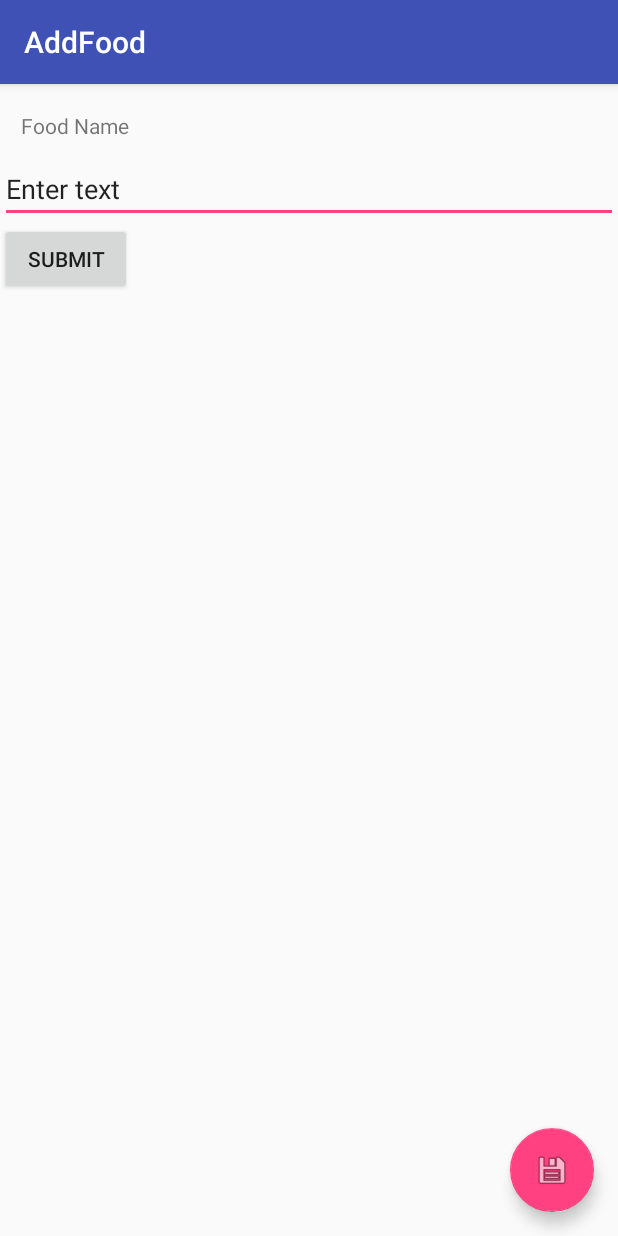
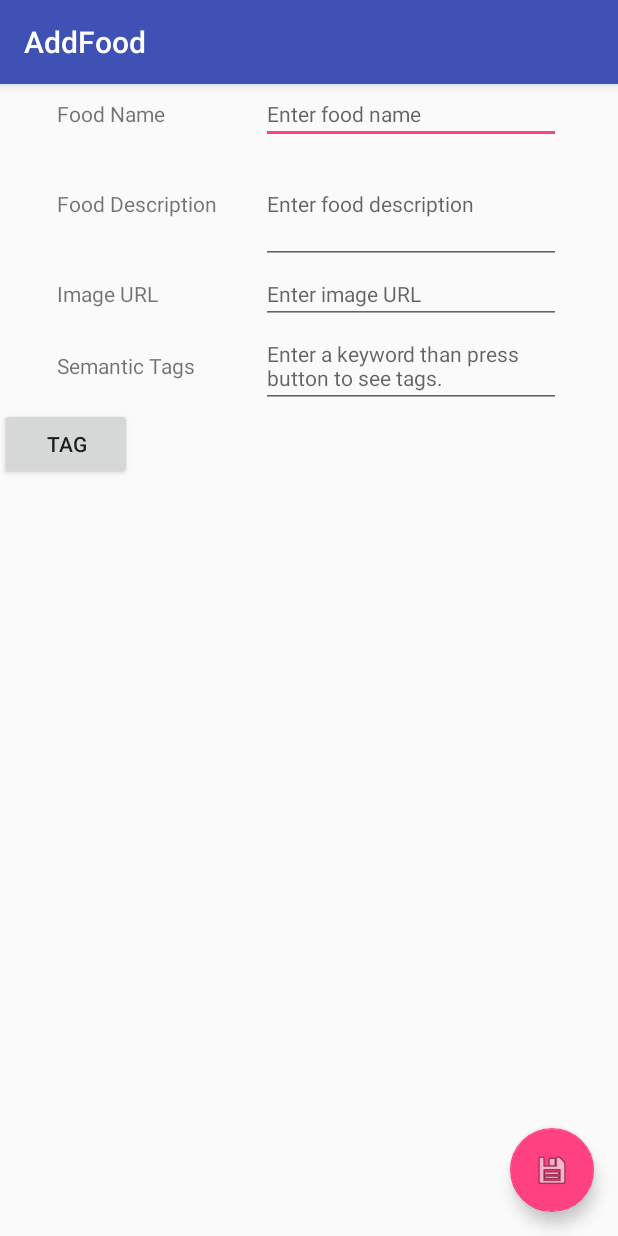
Before and after one commit to bounswe/bounswe2016group4, an Android app: the screen it shows after launch (AddFood), on a phone screen of 412 x 824 dp. Run offline under Robolectric (Android 15) with nearby library versions, the phone set to English and light mode, and no system bars.

Commit message:
inital add food page created. listeners added

```diff
--- a/kwueAndroid/Kwue/app/src/main/java/com/knowwhatwoueat/kwue/Activities/AddFood.java
+++ b/kwueAndroid/Kwue/app/src/main/java/com/knowwhatwoueat/kwue/Activities/AddFood.java
@@ -9,13 +9,17 @@ import android.util.Log;
 import android.view.KeyEvent;
 import android.view.View;
 import android.view.inputmethod.EditorInfo;
+import android.widget.Button;
 import android.widget.EditText;
 import android.widget.TextView;
 
 import com.knowwhatwoueat.kwue.R;
 
 public class AddFood extends AppCompatActivity {
-    private EditText editText ;
+    private EditText editFoodTextBox;
+    private EditText editDescriptionTextBox;
+    private Button getTagsButton;
+    private EditText semanticTextBox;
     @Override
     protected void onCreate(Bundle savedInstanceState) {
         super.onCreate(savedInstanceState);
@@ -23,28 +27,28 @@ public class AddFood extends AppCompatActivity {
         Toolbar toolbar = (Toolbar) findViewById(R.id.toolbar);
         setSupportActionBar(toolbar);
 
-        FloatingActionButton fab = (FloatingActionButton) findViewById(R.id.fab);
-        fab.setOnClickListener(new View.OnClickListener() {
+        FloatingActionButton sendFoodButton = (FloatingActionButton) findViewById(R.id.fab);
+        sendFoodButton.setOnClickListener(new View.OnClickListener() {
             @Override
             public void onClick(View view) {
                 Snackbar.make(view, "Replace with your own action", Snackbar.LENGTH_LONG)
                         .setAction("Action", null).show();
             }
         });
-        editText = (EditText) findViewById(R.id.edit_food_name);
-        EditText editText = (EditText) findViewById(R.id.search);
-        editText.setOnEditorActionListener(new TextView.OnEditorActionListener() {
+        editFoodTextBox = (EditText) findViewById(R.id.add_food_name);
+        editDescriptionTextBox = (EditText) findViewById(R.id.food_description);
+        getTagsButton= (Button) findViewById(R.id.semantic_button);
+        semanticTextBox = (EditText) findViewById(R.id.semantic_tag_text_box);
+
+        getTagsButton.setOnClickListener(new View.OnClickListener() {
+
             @Override
-            public boolean onEditorAction(TextView v, int actionId, KeyEvent event) {
-                boolean handled = false;
-                if (actionId == EditorInfo.IME_ACTION_SEND) {
-                    v.getText();
-                    handled = true;
-                }
-                return handled;
+            public void onClick(View view) {
+                String semanticQuery = semanticTextBox.getText().toString();
+                Log.d("tag", "onClick: clicked" + semanticQuery);
             }
+
         });
+
     }
-
-
 }
--- a/kwueAndroid/Kwue/app/src/main/res/layout/activity_add_food.xml
+++ b/kwueAndroid/Kwue/app/src/main/res/layout/activity_add_food.xml
@@ -25,33 +25,121 @@
         android:layout_marginTop="?attr/actionBarSize"
         android:layout_width="match_parent"
         android:layout_height="wrap_content"
-        android:orientation="vertical"
-        >
-        <TextView
-            android:id="@+id/text_food_name"
+        android:orientation="vertical">
+        <LinearLayout
+            android:layout_width="match_parent"
+            android:layout_height="wrap_content"
+            android:orientation="horizontal"
+            android:gravity="center">
+
+            <TextView
+                android:layout_width="120dp"
+                android:layout_height="wrap_content"
+                android:text="@string/food_name"
+                android:textSize="14dp"/>
+            <EditText
+                android:id="@+id/add_food_name"
+                android:layout_width="200dp"
+                android:layout_height="wrap_content"
+                android:layout_marginLeft="@dimen/text_margin"
+                android:hint="@string/enter_food_name"
+                android:textSize="14sp"
+                android:inputType="text"/>
+
+
+        </LinearLayout>
+
+
+        <LinearLayout
+            android:layout_width="match_parent"
+            android:layout_height="wrap_content"
+            android:orientation="horizontal"
+            android:gravity="center">
+
+            <TextView
+                android:layout_width="120dp"
+                android:layout_height="wrap_content"
+                android:text="@string/food_description"
+                android:textSize="14dp"/>
+            <EditText
+                android:id="@+id/food_description"
+                android:layout_width="200dp"
+                android:layout_height="80dp"
+                android:layout_marginLeft="@dimen/text_margin"
+                android:hint="@string/enter_food_description"
+                android:textSize="14sp"
+                android:inputType="textCapSentences|textMultiLine"
+                android:maxLength="2000"
+                android:maxLines="4"/>
+
+
+        </LinearLayout>
+
+        <LinearLayout
+            android:layout_width="match_parent"
+            android:layout_height="wrap_content"
+            android:orientation="horizontal"
+            android:gravity="center">
+
+            <TextView
+                android:layout_width="120dp"
+                android:layout_height="wrap_content"
+                android:text="@string/food_image_url"
+                android:textSize="14dp"/>
+            <EditText
+                android:id="@+id/FoodThumbNail"
+                android:layout_width="200dp"
+                android:layout_height="wrap_content"
+                android:layout_marginLeft="@dimen/text_margin"
+                android:hint="@string/enter_food_image_url"
+                android:textSize="14sp"
+                android:inputType="text"/>
+
+
+        </LinearLayout>
+
+        <LinearLayout
+            android:layout_width="match_parent"
+            android:layout_height="wrap_content"
+            android:orientation="horizontal"
+            android:gravity="center">
+
+            <TextView
+                android:layout_width="120dp"
+                android:layout_height="wrap_content"
+
+                android:text="@string/food_semantic_tag"
+                android:textSize="14dp"/>
+            <EditText
+                android:id="@+id/semantic_tag_text_box"
+                android:layout_width="200dp"
+                android:layout_height="wrap_content"
+                android:layout_marginLeft="@dimen/text_margin"
+                android:hint="@string/enter_food_semantic_tag"
+                android:textSize="14sp"
+                android:inputType="textCapSentences|textMultiLine"
+                android:maxLength="2000"
+                android:maxLines="4"/>
+
+
+        </LinearLayout>
+
+        <Button
+            android:id="@+id/semantic_button"
             android:layout_width="wrap_content"
             android:layout_height="wrap_content"
-            android:layout_alignParentLeft="true"
-            android:layout_alignParentTop="true"
-            android:layout_marginLeft="14dp"
-            android:layout_marginTop="18dp"
-            android:text="@string/food_name" />
-        <EditText
-            android:id="@+id/edit_food_name"
-            android:layout_width="fill_parent"
-            android:layout_height="wrap_content"
-            android:layout_below="@+id/text_food_name"
-            android:layout_marginTop="10dp"
-            android:ems="15"
-            android:text="@string/enter_text" android:inputType="text" />
-        <Button
-            android:id="@+id/button"
-            android:layout_width="wrap_content"
-            android:layout_height="wrap_content"
-            android:layout_alignLeft="@+id/text_food_name"
-            android:layout_below="@+id/text_food_name"
-            android:layout_marginTop="0dp"
-            android:text="@string/submit" />
+            android:text="tag"
+            />
+
+        <ListView
+            android:id="@+id/semantic_list"
+            android:layout_width="match_parent"
+            android:layout_height="150dp">
+
+        </ListView>
+
+
+
 
     </LinearLayout>
     <android.support.design.widget.FloatingActionButton
@@ -63,7 +151,6 @@
         app:srcCompat="@android:drawable/ic_menu_save" />
 
 
-
     <include layout="@layout/content_add_food"
         android:id="@+id/include" />
 
--- a/kwueAndroid/Kwue/app/src/main/res/values/strings.xml
+++ b/kwueAndroid/Kwue/app/src/main/res/values/strings.xml
@@ -12,4 +12,11 @@
     <string name="food_name">Food Name</string>
     <string name="enter_text">Enter text</string>
     <string name="submit">Submit</string>
+    <string name="enter_food_name">Enter food name</string>
+    <string name="food_description">Food Description</string>
+    <string name="enter_food_description">Enter food description</string>
+    <string name="food_image_url">Image URL</string>
+    <string name="enter_food_image_url">Enter image URL</string>
+    <string name="food_semantic_tag">Semantic Tags</string>
+    <string name="enter_food_semantic_tag">Enter a keyword than press button to see tags.</string>
 </resources>
```
Also changed, not shown: 1 other file.
